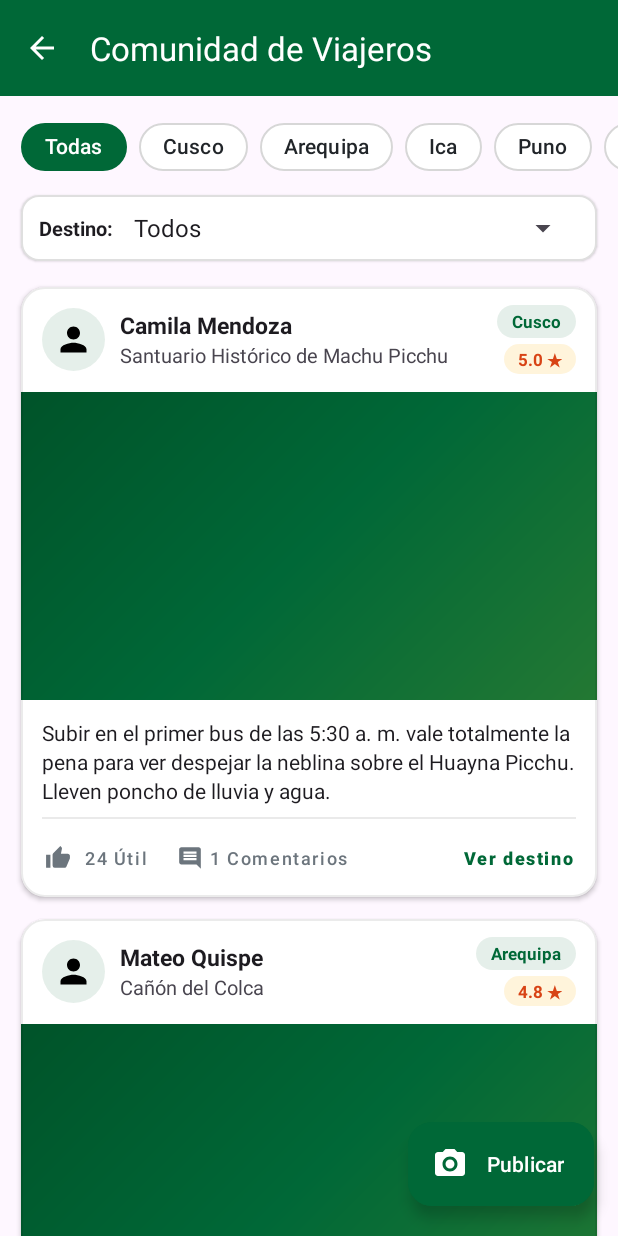
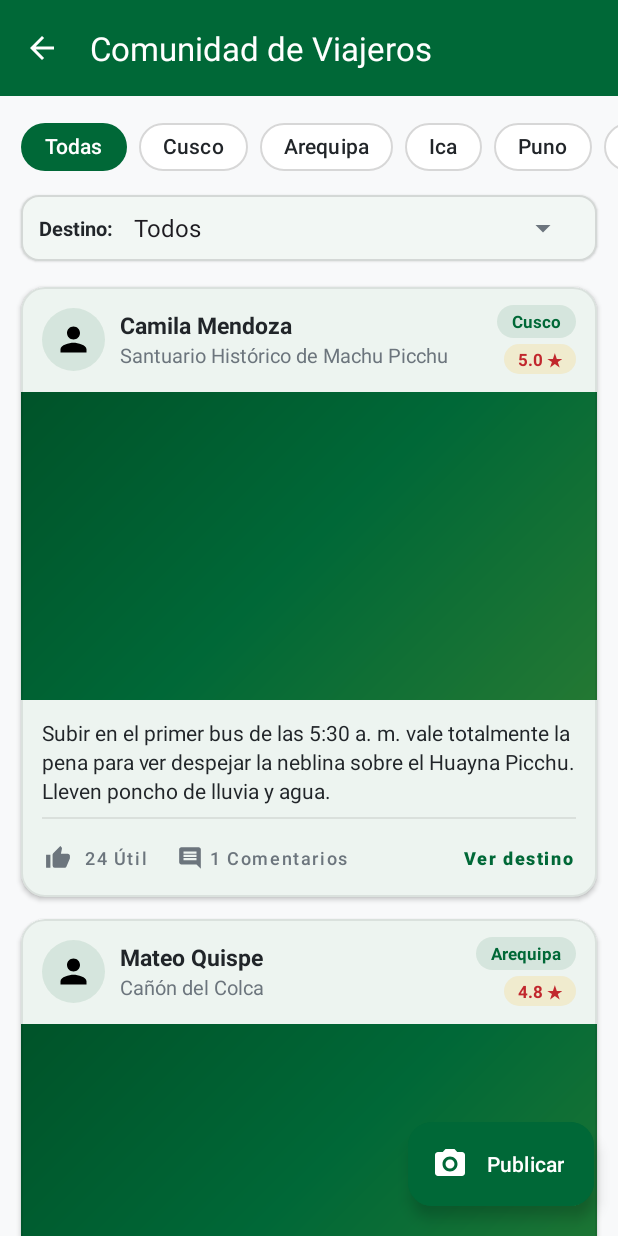
Before and after one commit to Edisonkz/Per-Viajero, an Android app: the ComunidadFragment screen opened directly, with no data from a screen before it, on a phone screen of 412 x 824 dp. Run offline under Robolectric (Android 15) with nearby library versions, the phone set to English and light mode, and no system bars; pictures from the network do not load.

Commit message:
style(ux-fase-i): auditar y unificar paleta oficial PeruViajero en todas las pantallas

```diff
--- a/app/src/main/java/pe/edu/utp/perviajero/ui/MapaRutaActivity.kt
+++ b/app/src/main/java/pe/edu/utp/perviajero/ui/MapaRutaActivity.kt
@@ -256,7 +256,7 @@ class MapaRutaActivity : AppCompatActivity() {
             outlinePaint.color = if (isRoadRoute) {
                 ContextCompat.getColor(this@MapaRutaActivity, R.color.colorPrimary)
             } else {
-                Color.parseColor("#D84315")
+                ContextCompat.getColor(this@MapaRutaActivity, R.color.colorAccent)
             }
             outlinePaint.strokeWidth = 10f
         }
--- a/app/src/main/res/layout/activity_login.xml
+++ b/app/src/main/res/layout/activity_login.xml
@@ -101,14 +101,14 @@
                 android:layout_height="wrap_content"
                 android:layout_marginTop="8dp"
                 android:backgroundTint="@color/colorCardBackground"
-                app:strokeColor="#1976D2"
+                app:strokeColor="@color/colorAccent"
                 app:strokeWidth="1.5dp"
-                android:textColor="#1976D2"
+                android:textColor="@color/colorAccent"
                 android:text="Ingresar como Administrador (Gerson)"
                 android:textAllCaps="false"
                 app:cornerRadius="12dp"
                 app:icon="@drawable/ic_dashboard"
-                app:iconTint="#1976D2"
+                app:iconTint="@color/colorAccent"
                 app:iconGravity="textStart" />
 
             <View
--- a/app/src/main/res/layout/fragment_admin_dashboard.xml
+++ b/app/src/main/res/layout/fragment_admin_dashboard.xml
@@ -14,6 +14,7 @@
         android:layout_marginHorizontal="16dp"
         android:layout_marginTop="12dp"
         android:layout_marginBottom="8dp"
+        app:cardBackgroundColor="@color/colorCardBackground"
         app:cardCornerRadius="16dp"
         app:cardElevation="2dp"
         app:strokeColor="#20000000"
@@ -95,6 +96,7 @@
         android:layout_height="wrap_content"
         android:layout_marginHorizontal="16dp"
         android:layout_marginBottom="8dp"
+        app:cardBackgroundColor="@color/colorCardBackground"
         app:cardCornerRadius="16dp"
         app:cardElevation="2dp"
         app:strokeColor="#20000000"
@@ -184,7 +186,7 @@
                         android:id="@+id/tvKpiIngresos"
                         android:layout_width="wrap_content"
                         android:layout_height="wrap_content"
-                        android:textColor="#1976D2"
+                        android:textColor="@color/colorPrimaryDark"
                         android:textSize="18sp"
                         android:textStyle="bold"
                         tools:text="S/ 4,850.00" />
@@ -217,7 +219,7 @@
                         android:layout_height="wrap_content"
                         android:ellipsize="end"
                         android:maxLines="1"
-                        android:textColor="#F57C00"
+                        android:textColor="@color/colorAccent"
                         android:textSize="14sp"
                         android:textStyle="bold"
                         tools:text="Machu Picchu" />
--- a/app/src/main/res/layout/item_publicacion.xml
+++ b/app/src/main/res/layout/item_publicacion.xml
@@ -99,7 +99,7 @@
                     android:background="@drawable/bg_pill_amber_soft"
                     android:paddingHorizontal="9dp"
                     android:paddingVertical="2dp"
-                    android:textColor="#D84315"
+                    android:textColor="@color/colorAccent"
                     android:textSize="11sp"
                     android:textStyle="bold"
                     tools:text="5.0 ★" />
--- a/app/src/main/res/values-night/colors.xml
+++ b/app/src/main/res/values-night/colors.xml
@@ -2,9 +2,9 @@
 <resources>
     <color name="black">#FF000000</color>
     <color name="white">#FFFFFFFF</color>
-    <color name="colorPrimary">#48C774</color>
+    <color name="colorPrimary">#007A42</color>
     <color name="colorPrimaryDark">#004D25</color>
-    <color name="colorAccent">#FF5252</color>
+    <color name="colorAccent">#E03E44</color>
     <color name="colorBackground">#121212</color>
     <color name="colorCardBackground">#1E1E1E</color>
     <color name="colorTextPrimary">#F5F5F5</color>
--- a/app/src/main/res/values-night/themes.xml
+++ b/app/src/main/res/values-night/themes.xml
@@ -1,7 +1,19 @@
 <resources xmlns:tools="http://schemas.android.com/tools">
-    <!-- Base application theme. -->
     <style name="Base.Theme.PerúViajero" parent="Theme.Material3.DayNight.NoActionBar">
-        <!-- Customize your dark theme here. -->
-        <!-- <item name="colorPrimary">@color/my_dark_primary</item> -->
+        <item name="colorPrimary">@color/colorPrimary</item>
+        <item name="colorPrimaryDark">@color/colorPrimaryDark</item>
+        <item name="colorOnPrimary">@color/white</item>
+        <item name="colorPrimaryContainer">#143322</item>
+        <item name="colorOnPrimaryContainer">#D8F3E5</item>
+        <item name="colorSecondary">@color/colorAccent</item>
+        <item name="colorOnSecondary">@color/white</item>
+        <item name="colorError">@color/colorError</item>
+        <item name="android:colorBackground">@color/colorBackground</item>
+        <item name="colorSurface">@color/colorCardBackground</item>
+        <item name="colorOnSurface">@color/colorTextPrimary</item>
+        <item name="colorControlActivated">@color/colorPrimary</item>
+        <item name="android:textColorPrimary">@color/colorTextPrimary</item>
+        <item name="android:textColorSecondary">@color/colorTextSecondary</item>
+        <item name="android:statusBarColor">@color/colorPrimaryDark</item>
     </style>
 </resources>
--- a/app/src/main/res/values/themes.xml
+++ b/app/src/main/res/values/themes.xml
@@ -1,8 +1,20 @@
 <resources xmlns:tools="http://schemas.android.com/tools">
-    <!-- Base application theme. -->
     <style name="Base.Theme.PerúViajero" parent="Theme.Material3.DayNight.NoActionBar">
-        <!-- Customize your light theme here. -->
-        <!-- <item name="colorPrimary">@color/my_light_primary</item> -->
+        <item name="colorPrimary">@color/colorPrimary</item>
+        <item name="colorPrimaryDark">@color/colorPrimaryDark</item>
+        <item name="colorOnPrimary">@color/white</item>
+        <item name="colorPrimaryContainer">#E6F4EC</item>
+        <item name="colorOnPrimaryContainer">@color/colorPrimaryDark</item>
+        <item name="colorSecondary">@color/colorAccent</item>
+        <item name="colorOnSecondary">@color/white</item>
+        <item name="colorError">@color/colorError</item>
+        <item name="android:colorBackground">@color/colorBackground</item>
+        <item name="colorSurface">@color/colorCardBackground</item>
+        <item name="colorOnSurface">@color/colorTextPrimary</item>
+        <item name="colorControlActivated">@color/colorPrimary</item>
+        <item name="android:textColorPrimary">@color/colorTextPrimary</item>
+        <item name="android:textColorSecondary">@color/colorTextSecondary</item>
+        <item name="android:statusBarColor">@color/colorPrimaryDark</item>
     </style>
 
     <style name="Theme.PerúViajero" parent="Base.Theme.PerúViajero" />
```
Also changed, not shown: app/src/main/java/pe/edu/utp/perviajero/adapter/ReservaAdapter.kt (+6 -6 lines), app/src/main/res/layout/dialog_pasarela_pago.xml (+6 -6 lines), 1 other file.
